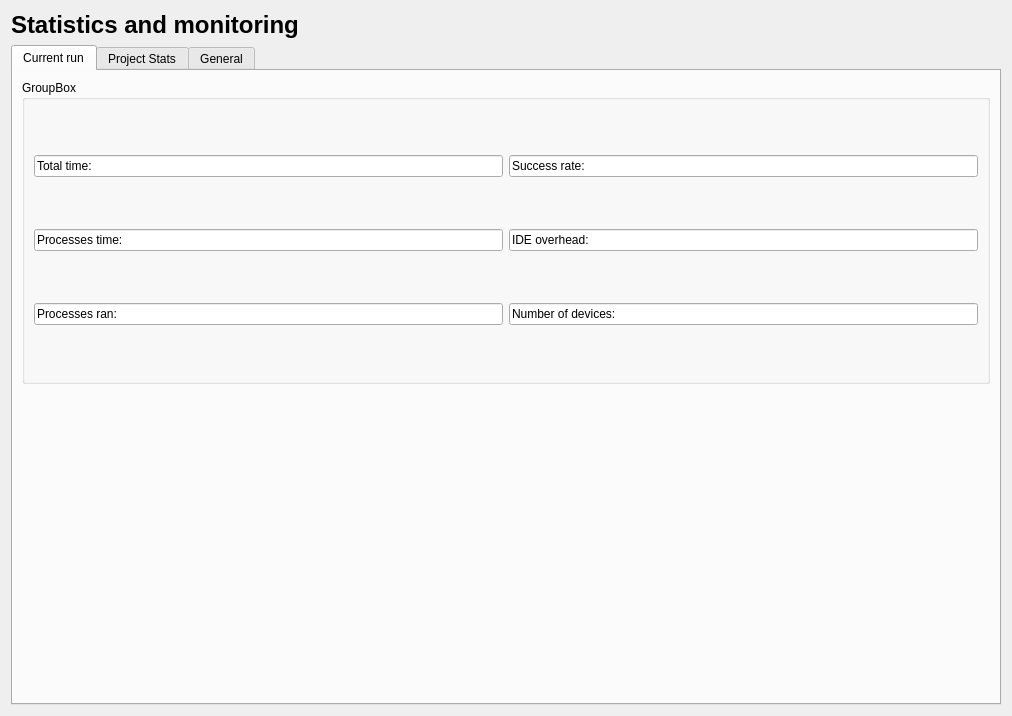
This is src/forms/stats.ui in veaceslav/WHC-IDE as Qt 5 draws it before an edit. The edited form follows.
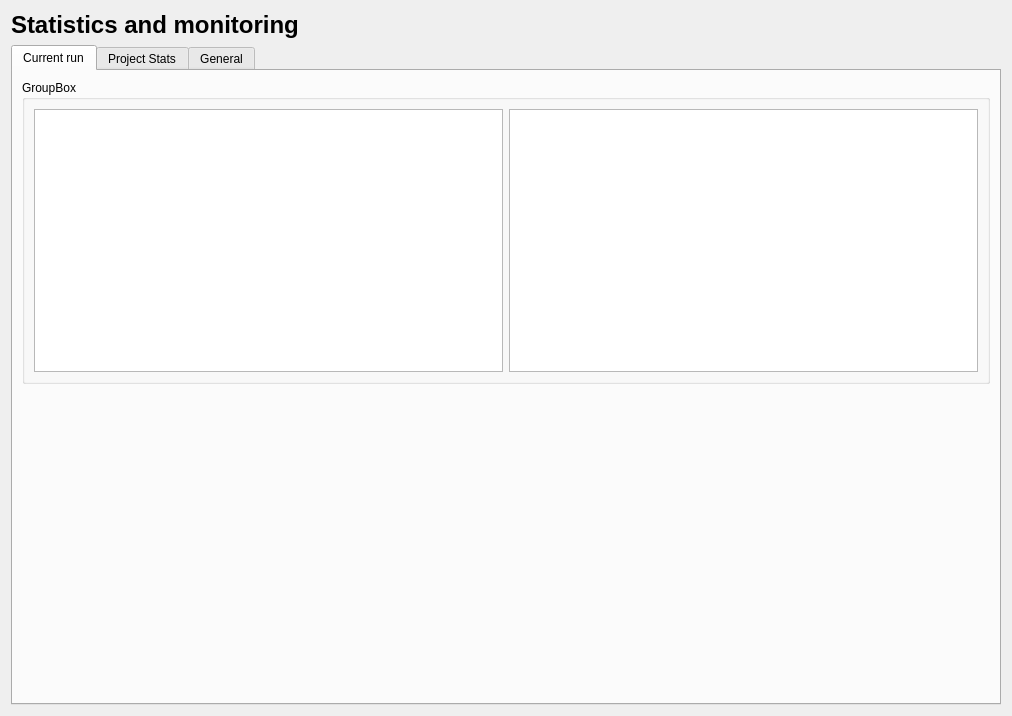
This is the edited form. Icons and pictures are not drawn. Custom widgets are drawn as their Qt base class.

Commit message: Unified run stats in a qplaintextedit

Diff of the .ui file:
```diff
--- a/src/forms/stats.ui
+++ b/src/forms/stats.ui
@@ -47,29 +47,12 @@
           <item>
            <layout class="QVBoxLayout" name="verticalLayoutRow_1">
             <item>
-             <widget class="QLineEdit" name="totalTime">
-              <property name="text">
-               <string>Total time: </string>
-              </property>
-              <property name="readOnly">
-               <bool>true</bool>
-              </property>
-             </widget>
-            </item>
-            <item>
-             <widget class="QLineEdit" name="procTime">
-              <property name="text">
-               <string>Processes time: </string>
-              </property>
-              <property name="readOnly">
-               <bool>true</bool>
-              </property>
-             </widget>
-            </item>
-            <item>
-             <widget class="QLineEdit" name="procsRan">
-              <property name="text">
-               <string>Processes ran: </string>
+             <widget class="QPlainTextEdit" name="runStats_1">
+              <property name="sizePolicy">
+               <sizepolicy hsizetype="Expanding" vsizetype="Preferred">
+                <horstretch>0</horstretch>
+                <verstretch>0</verstretch>
+               </sizepolicy>
               </property>
               <property name="readOnly">
                <bool>true</bool>
@@ -81,29 +64,12 @@
           <item>
            <layout class="QVBoxLayout" name="verticalLayoutRow_2">
             <item>
-             <widget class="QLineEdit" name="successRate">
-              <property name="text">
-               <string>Success rate: </string>
-              </property>
-              <property name="readOnly">
-               <bool>true</bool>
-              </property>
-             </widget>
-            </item>
-            <item>
-             <widget class="QLineEdit" name="ideOverhead">
-              <property name="text">
-               <string>IDE overhead: </string>
-              </property>
-              <property name="readOnly">
-               <bool>true</bool>
-              </property>
-             </widget>
-            </item>
-            <item>
-             <widget class="QLineEdit" name="devicesNo">
-              <property name="text">
-               <string>Number of devices: </string>
+             <widget class="QPlainTextEdit" name="runStats_2">
+              <property name="sizePolicy">
+               <sizepolicy hsizetype="Expanding" vsizetype="Preferred">
+                <horstretch>0</horstretch>
+                <verstretch>0</verstretch>
+               </sizepolicy>
               </property>
               <property name="readOnly">
                <bool>true</bool>
```
Left out of the diff: 3 changed lines with no effect on the pictures. The commit also changes 1 other file.
